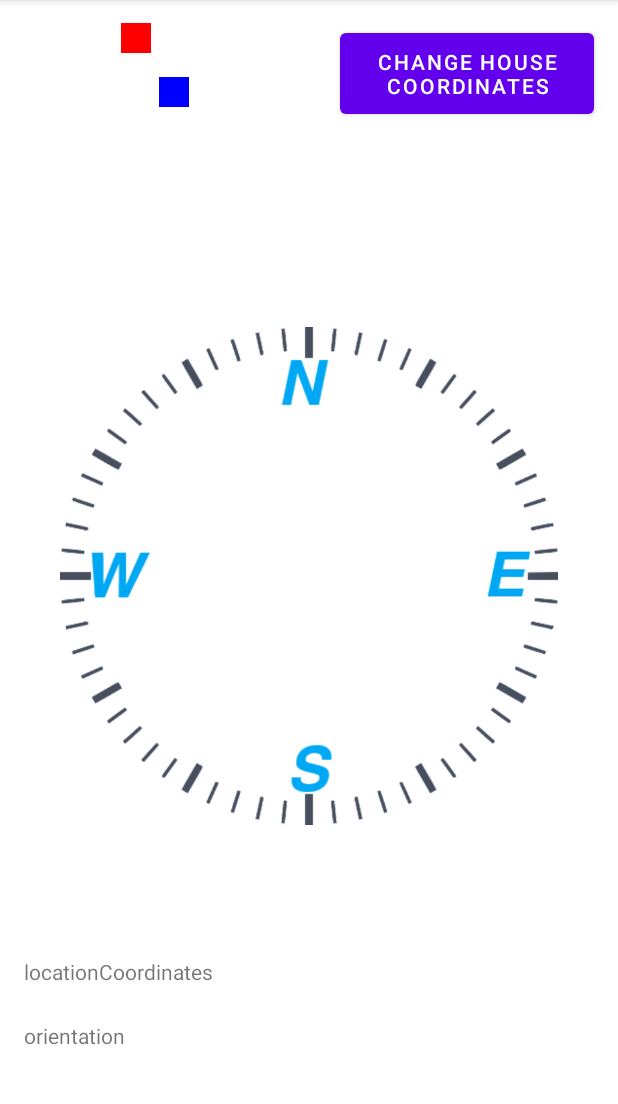
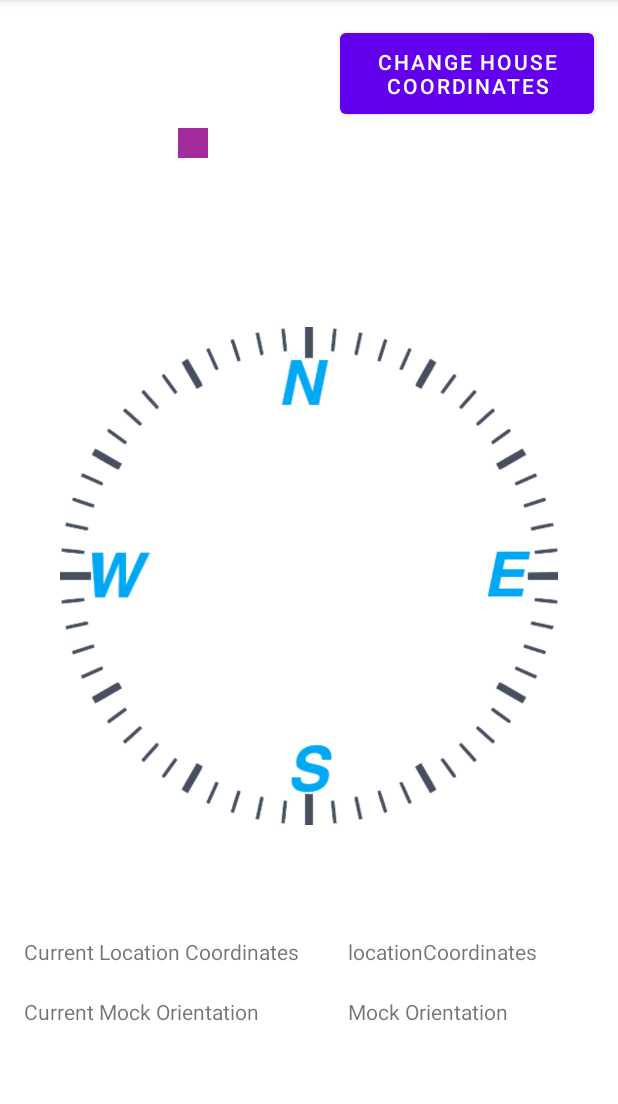
Before and after one commit to CSE-110-Winter-2023/cse-110-project-cse-team-19, an Android app: the CompassActivity screen opened directly, with no data from a screen before it, on a phone screen of 412 x 824 dp, the part 84-1188 px from its top. Run offline under Robolectric (Android 15) with nearby library versions, the phone set to English and light mode, and no system bars.

Commit message:
Cleaned up legend visibility and labled coordinate / mock orientation

```diff
--- a/app/src/main/java/com/example/cse110project/CompassActivity.java
+++ b/app/src/main/java/com/example/cse110project/CompassActivity.java
@@ -42,14 +42,12 @@ public class CompassActivity extends AppCompatActivity {
         SharedPreferences preferences = getSharedPreferences(Utilities.PREFERENCES_NAME, MODE_PRIVATE);
         String mockOrientation = preferences.getString("orientationLabel", "");
 
-
         if (!mockOrientation.equals("")){
             float mockOri = Float.parseFloat(mockOrientation);
             //orientation = mockOri;
             //Log.d("mockOrientation","Henlo1");
             orientationView.setText(mockOrientation);
             RotateCompass.rotateCompass(this, this, layout, orientationView, mockOri);
-
         }
         else{
             //Log.d("mockOrientation","Henlo");
@@ -172,15 +170,19 @@ public class CompassActivity extends AppCompatActivity {
         TextView familyLabel = findViewById(R.id.familyLabelDisplay);
         TextView friendLabel = findViewById(R.id.friendLabelDisplay);
 
+        ImageView homeLegend = findViewById(R.id.red_legend);
+        ImageView familyLegend = findViewById(R.id.blue_legend);
 
         homeIcon.setVisibility(View.INVISIBLE);
         familyIcon.setVisibility(View.INVISIBLE);
         friendIcon.setVisibility(View.INVISIBLE);
 
+        homeLegend.setVisibility(View.INVISIBLE);
+        familyLegend.setVisibility(View.INVISIBLE);
+
         homeLabel.setVisibility(View.INVISIBLE);
         familyLabel.setVisibility(View.INVISIBLE);
         friendLabel.setVisibility(View.INVISIBLE);
-
 
         SharedPreferences preferences = getSharedPreferences(Utilities.PREFERENCES_NAME, MODE_PRIVATE);
         String homeLatLong = preferences.getString(Utilities.PERSONAL_HOME_COORDINATES, "");
@@ -191,35 +193,21 @@ public class CompassActivity extends AppCompatActivity {
         familyLabel.setText(preferences.getString(Utilities.FAMILY_HOME_LABEL, "Family House"));
         friendLabel.setText(preferences.getString(Utilities.FRIEND_HOME_LABEL, "Friend's House"));
 
-
         if(!homeLatLong.equals("")){
             homeIcon.setVisibility(View.VISIBLE);
             homeLabel.setVisibility(View.VISIBLE);
-        }
-
-        else {
-            homeIcon.setVisibility(View.INVISIBLE);
-            homeLabel.setVisibility(View.INVISIBLE);
+            homeLegend.setVisibility(View.VISIBLE);
         }
 
         if(!familyLatLong.equals("")){
             familyIcon.setVisibility(View.VISIBLE);
             familyLabel.setVisibility(View.VISIBLE);
-        }
-
-        else {
-            familyIcon.setVisibility(View.INVISIBLE);
-            familyLabel.setVisibility(View.INVISIBLE);
+            familyLegend.setVisibility(View.VISIBLE);
         }
 
         if(!friendLatLong.equals("")){
             friendIcon.setVisibility(View.VISIBLE);
             friendLabel.setVisibility(View.VISIBLE);
         }
-
-        else {
-            friendIcon.setVisibility(View.INVISIBLE);
-            friendLabel.setVisibility(View.INVISIBLE);
-        }
     }
 }
--- a/app/src/main/java/com/example/cse110project/MainActivity.java
+++ b/app/src/main/java/com/example/cse110project/MainActivity.java
@@ -120,7 +120,6 @@ public class MainActivity extends AppCompatActivity {
         editor.apply();
     }
 
-    //Possibly Delete?
     public void applyCoordinates() {
 
         EditText myCoords = findViewById(R.id.personalHomeCoords);
@@ -141,6 +140,5 @@ public class MainActivity extends AppCompatActivity {
         friendCoords.setText(friend);
         orientationLabel.setText(mock_orientation);
 
-
     }
 }
--- a/app/src/main/res/layout/activity_compass.xml
+++ b/app/src/main/res/layout/activity_compass.xml
@@ -11,19 +11,20 @@
         android:id="@+id/locationText"
         android:layout_width="wrap_content"
         android:layout_height="wrap_content"
-        android:layout_marginStart="16dp"
-        android:layout_marginBottom="23dp"
+        android:layout_marginStart="232dp"
+        android:layout_marginBottom="124dp"
         android:text="locationCoordinates"
-        app:layout_constraintBottom_toTopOf="@+id/orientation"
-        app:layout_constraintStart_toStartOf="parent" />
+        app:layout_constraintBottom_toBottomOf="parent"
+        app:layout_constraintStart_toStartOf="parent"
+        tools:layout_constraintBottom_toBottomOf="parent" />
 
     <TextView
         android:id="@+id/orientation"
         android:layout_width="wrap_content"
         android:layout_height="wrap_content"
-        android:layout_marginStart="16dp"
-        android:layout_marginBottom="68dp"
-        android:text="orientation"
+        android:layout_marginStart="232dp"
+        android:layout_marginBottom="84dp"
+        android:text="Mock Orientation"
         app:layout_constraintBottom_toBottomOf="parent"
         app:layout_constraintStart_toStartOf="parent" />
 
@@ -104,36 +105,6 @@
 
     </androidx.constraintlayout.widget.ConstraintLayout>
 
-    <TextView
-        android:id="@+id/homeLabelDisplay"
-        android:layout_width="wrap_content"
-        android:layout_height="wrap_content"
-        android:layout_marginStart="16dp"
-        android:layout_marginTop="16dp"
-        android:text="My Home"
-        app:layout_constraintStart_toStartOf="parent"
-        app:layout_constraintTop_toTopOf="parent" />
-
-    <TextView
-        android:id="@+id/familyLabelDisplay"
-        android:layout_width="wrap_content"
-        android:layout_height="wrap_content"
-        android:layout_marginStart="16dp"
-        android:layout_marginTop="16dp"
-        android:text="Family Home"
-        app:layout_constraintStart_toStartOf="parent"
-        app:layout_constraintTop_toBottomOf="@+id/homeLabelDisplay" />
-
-    <TextView
-        android:id="@+id/friendLabelDisplay"
-        android:layout_width="wrap_content"
-        android:layout_height="wrap_content"
-        android:layout_marginStart="16dp"
-        android:layout_marginTop="16dp"
-        android:text="Friend Home"
-        app:layout_constraintStart_toStartOf="parent"
-        app:layout_constraintTop_toBottomOf="@+id/familyLabelDisplay" />
-
     <Button
         android:id="@+id/button"
         android:layout_width="169dp"
@@ -145,24 +116,93 @@
         app:layout_constraintEnd_toEndOf="parent"
         app:layout_constraintTop_toTopOf="parent" />
 
+    <androidx.constraintlayout.widget.ConstraintLayout
+        android:layout_width="152dp"
+        android:layout_height="124dp"
+        app:layout_constraintStart_toStartOf="parent"
+        app:layout_constraintTop_toTopOf="parent">
+
+        <TextView
+            android:id="@+id/friendLabelDisplay"
+            android:layout_width="wrap_content"
+            android:layout_height="wrap_content"
+            android:layout_marginStart="16dp"
+            android:layout_marginTop="85dp"
+            android:text="Friend Home"
+            app:layout_constraintStart_toStartOf="parent"
+            app:layout_constraintTop_toTopOf="parent" />
+
+        <TextView
+            android:id="@+id/familyLabelDisplay"
+            android:layout_width="wrap_content"
+            android:layout_height="wrap_content"
+            android:layout_marginStart="16dp"
+            android:layout_marginTop="50dp"
+            android:text="Family Home"
+            app:layout_constraintStart_toStartOf="parent"
+            app:layout_constraintTop_toTopOf="parent" />
+
+        <TextView
+            android:id="@+id/homeLabelDisplay"
+            android:layout_width="wrap_content"
+            android:layout_height="wrap_content"
+            android:layout_marginStart="16dp"
+            android:layout_marginTop="15dp"
+            android:text="My Home"
+            app:layout_constraintStart_toStartOf="parent"
+            app:layout_constraintTop_toTopOf="parent" />
+
         <ImageView
-        android:id="@+id/imageView"
+            android:id="@+id/red_legend"
             android:layout_width="20dp"
             android:layout_height="20dp"
-        android:layout_marginStart="5dp"
+            android:layout_marginStart="30dp"
             android:layout_marginTop="15dp"
             app:layout_constraintStart_toEndOf="@+id/homeLabelDisplay"
             app:layout_constraintTop_toTopOf="parent"
             app:srcCompat="@drawable/red" />
 
         <ImageView
-        android:id="@+id/imageView2"
+            android:id="@+id/blue_legend"
             android:layout_width="20dp"
             android:layout_height="20dp"
-        android:layout_marginStart="5dp"
-        android:layout_marginTop="51dp"
+            android:layout_marginStart="8dp"
+            android:layout_marginTop="50dp"
             app:layout_constraintStart_toEndOf="@+id/familyLabelDisplay"
             app:layout_constraintTop_toTopOf="parent"
-        app:srcCompat="@drawable/blue" />
+            app:srcCompat="@drawable/blue"
+            tools:layout_constraintTop_toTopOf="parent" />
+
+        <ImageView
+            android:id="@+id/imageView3"
+            android:layout_width="20dp"
+            android:layout_height="20dp"
+            android:layout_marginStart="10dp"
+            android:layout_marginTop="85dp"
+            app:layout_constraintStart_toEndOf="@+id/friendLabelDisplay"
+            app:layout_constraintTop_toTopOf="parent"
+            app:srcCompat="@drawable/purple" />
+    </androidx.constraintlayout.widget.ConstraintLayout>
+
+    <TextView
+        android:id="@+id/textView"
+        android:layout_width="wrap_content"
+        android:layout_height="wrap_content"
+        android:layout_marginStart="16dp"
+        android:layout_marginBottom="124dp"
+        android:text="Current Location Coordinates"
+        app:layout_constraintBottom_toBottomOf="parent"
+        app:layout_constraintStart_toStartOf="parent" />
+
+    <TextView
+        android:id="@+id/textView2"
+        android:layout_width="wrap_content"
+        android:layout_height="wrap_content"
+        android:layout_marginStart="16dp"
+        android:layout_marginBottom="84dp"
+        android:text="Current Mock Orientation"
+        app:layout_constraintBottom_toBottomOf="parent"
+        app:layout_constraintStart_toStartOf="parent"
+        tools:layout_constraintBottom_toBottomOf="parent" />
 
 </androidx.constraintlayout.widget.ConstraintLayout>
```
Also changed, not shown: app/src/main/res/drawable-v24/purple.jpg (added). Lines whose indentation alone changed are shown as unchanged.
